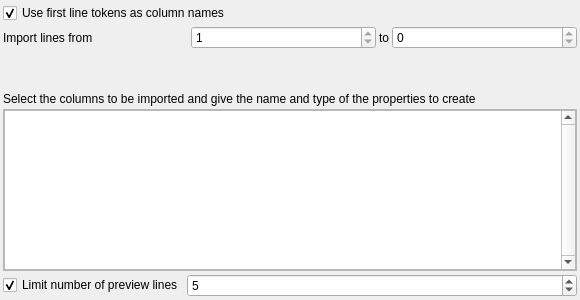
Tulip-Dev/tulip, file library/tulip-gui/designer/CSVImportConfigurationWidget.ui: the form before one commit.
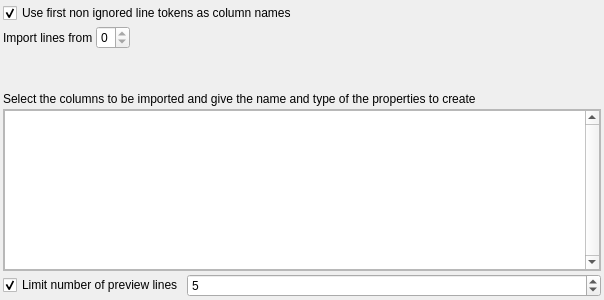
The form after the commit. Custom widgets are drawn as their Qt base class.

Commit message: fix for feature request sf #150: allow to ignore the first n lines of a csv input file + some cleanup

Patch:
```diff
--- a/library/tulip-gui/designer/CSVImportConfigurationWidget.ui
+++ b/library/tulip-gui/designer/CSVImportConfigurationWidget.ui
@@ -6,7 +6,7 @@
    <rect>
     <x>0</x>
     <y>0</y>
-    <width>580</width>
+    <width>604</width>
     <height>300</height>
    </rect>
   </property>
@@ -23,7 +23,7 @@
    <item>
     <widget class="QCheckBox" name="useFirstLineAsPropertyNamecheckBox">
      <property name="text">
-      <string>Use first line tokens as column names</string>
+      <string>Use first non ignored line tokens as column names</string>
      </property>
      <property name="checked">
       <bool>true</bool>
@@ -39,32 +39,6 @@
        </property>
       </widget>
      </item>
-     <item>
-      <widget class="QSpinBox" name="fromLineSpinBox">
-       <property name="minimum">
-        <number>1</number>
-       </property>
-       <property name="maximum">
-        <number>1</number>
-       </property>
-       <property name="value">
-        <number>1</number>
-       </property>
-      </widget>
-     </item>
-     <item>
-      <widget class="QLabel" name="label_2">
-       <property name="sizePolicy">
-        <sizepolicy hsizetype="Fixed" vsizetype="Preferred">
-         <horstretch>0</horstretch>
-         <verstretch>0</verstretch>
-        </sizepolicy>
-       </property>
-       <property name="text">
-        <string>to</string>
-       </property>
-      </widget>
-     </item>
      <item>
       <widget class="QSpinBox" name="toLineSpinBox">
        <property name="maximum">
@@ -72,6 +46,19 @@
        </property>
       </widget>
      </item>
+     <item>
+      <spacer name="horizontalSpacer">
+       <property name="orientation">
+        <enum>Qt::Horizontal</enum>
+       </property>
+       <property name="sizeHint" stdset="0">
+        <size>
+         <width>40</width>
+         <height>20</height>
+        </size>
+       </property>
+      </spacer>
+     </item>
     </layout>
    </item>
    <item>
@@ -94,7 +81,7 @@
        <rect>
         <x>0</x>
         <y>0</y>
-        <width>572</width>
+        <width>596</width>
         <height>137</height>
        </rect>
       </property>
```
Left out of the diff: 6 changed lines with no effect on the pictures. The commit also changes 7 other files.
